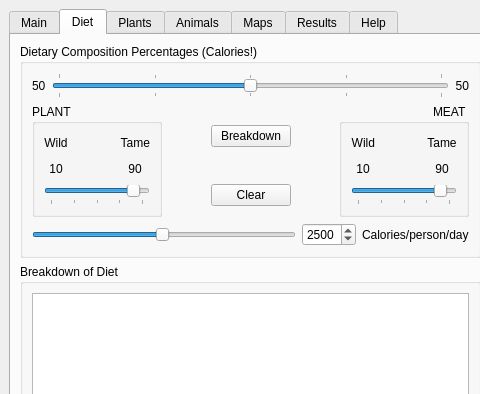
Before: the Qt Designer form src/ui/lamainformbase.ui in arkygeek/landuseanalyst, drawn with Qt 5; both pictures show x 0 to 480 and y 0 to 394 of the 962 by 685 pixel window.
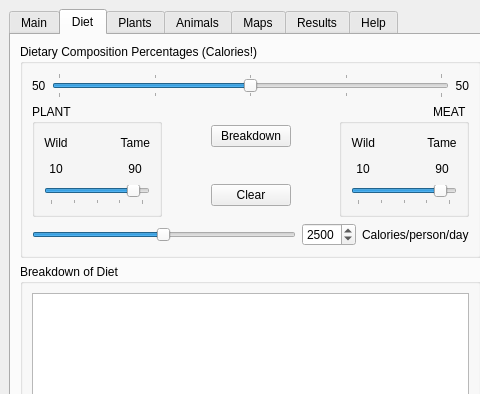
After: the same form once the commit is applied. The open tabs and pages were chosen to show the change. Icons and pictures are not drawn.

Commit message: fixed cursor for sliders in UI

The edit to the form file:
```diff
--- a/src/ui/lamainformbase.ui
+++ b/src/ui/lamainformbase.ui
@@ -843,10 +843,10 @@
                <number>50</number>
               </property>
               <property name="value" >
-               <number>2460</number>
+               <number>2490</number>
               </property>
               <property name="sliderPosition" >
-               <number>2460</number>
+               <number>2490</number>
               </property>
               <property name="orientation" >
                <enum>Qt::Horizontal</enum>
```
Left out of the diff: 13 changed lines with no effect on the pictures.
